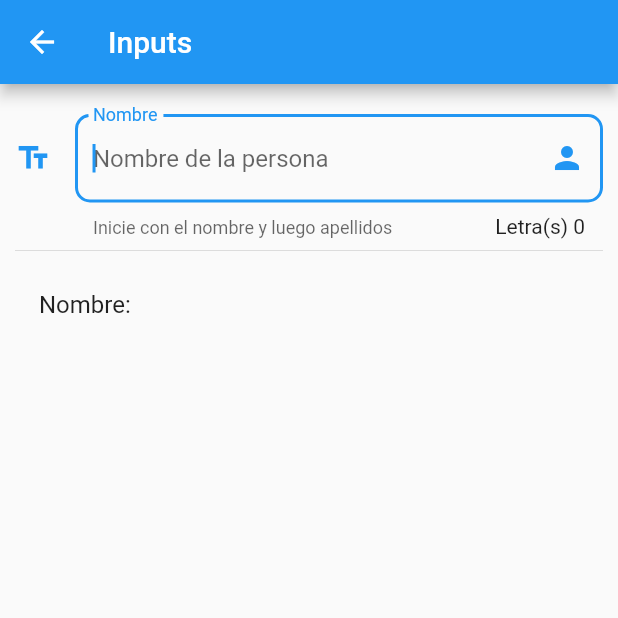
After one commit to ingscomarmr/flutter_practicas, a Flutter app: the InputPage screen opened by its route, on a phone screen of 412 x 824 dp, the top half of it. The commit adds this screen. Run offline on Flutter 3.47's test engine with Material 2 defaults, Android fonts, the phone set to English and light mode, and no system bars.

Commit message:
Agregar input decorado de ejemplo: TextField

```diff
--- a/data/menu_opts.json
+++ b/data/menu_opts.json
@@ -20,6 +20,11 @@
             "ruta" : "animatedContainer",
             "icon" : "donut_large",
             "texto": "Animated  Container"
+        },
+        {
+            "ruta" : "inputs",
+            "icon" : "input",
+            "texto": "Inputs"
         }
     ]
 }
--- /dev/null
+++ b/lib/src/pages/input_page.dart
@@ -0,0 +1,58 @@
+import 'package:flutter/material.dart';
+
+class InputPage extends StatefulWidget {
+  InputPage({Key key}) : super(key: key);
+
+  @override
+  _InputPageState createState() => _InputPageState();
+}
+
+class _InputPageState extends State<InputPage> {
+
+  String _nombre = "";
+
+  @override
+  Widget build(BuildContext context) {
+    return Scaffold(
+      appBar: AppBar(
+        title: Text('Inputs'),
+      ),
+      body: ListView(
+        padding: EdgeInsets.symmetric(horizontal: 10.0, vertical: 20.0),
+        children: <Widget>[
+          _crearInputs(),
+          Divider(),
+          _crearPersona(),
+        ],
+      ),
+    );
+  }
+
+  Widget _crearInputs() {
+    return  TextField(
+      autofocus: true, //para enfocar
+      decoration: InputDecoration(
+        border: OutlineInputBorder( //por defecto tiene el underline que solo es de linea, pero con este border encierra el unput
+          borderRadius: BorderRadius.circular(10.0)
+        ),
+        counter: Text('Letra(s) ${ _nombre.length }'),
+        hintText: 'Nombre de la persona', //es como un placeholder
+        labelText: 'Nombre', //titulo para que vea el usuario lo que va introducir
+        helperText: 'Inicie con el nombre y luego apellidos', //texto de ayuda para el usuario
+        suffixIcon: Icon(Icons.person), //icono que sale al final
+        icon: Icon(Icons.text_fields), //icono que sale al inicio del input
+      ),
+      onChanged: (valor){
+        setState(() {
+          _nombre = valor;
+        });
+      },
+    );
+  }
+
+  Widget _crearPersona() {
+    return ListTile(
+      title: Text('Nombre:$_nombre'),
+    );
+  }
+}
--- a/lib/src/routes/routes.dart
+++ b/lib/src/routes/routes.dart
@@ -1,10 +1,13 @@
 //poner las rutas aparte
+import 'package:flutter/material.dart';
+
 import 'package:componentes/src/pages/alert_page.dart';
 import 'package:componentes/src/pages/animated_page.dart';
 import 'package:componentes/src/pages/avatar_page.dart';
 import 'package:componentes/src/pages/card_page.dart';
 import 'package:componentes/src/pages/home_page.dart';
-import 'package:flutter/material.dart';
+import 'package:componentes/src/pages/input_page.dart';
+
 
 Map<String, WidgetBuilder> getAppRoutes(){
 
@@ -14,6 +17,7 @@ Map<String, WidgetBuilder> getAppRoutes(){
         'avatar'                : (BuildContext context) => AvatarPage(),
         'card'                  : (BuildContext context) => CardPage(),
         'animatedContainer'     : (BuildContext context) => AnimatedPage(),
+        'inputs'                : (BuildContext context) => InputPage(),
   };
 
   return routes;
--- a/lib/src/utils/icono_string_util.dart
+++ b/lib/src/utils/icono_string_util.dart
@@ -3,10 +3,11 @@
 import 'package:flutter/material.dart';
 
 final _icons = <String,IconData>{
-  'add_alert': Icons.add_alert,
-  'accessibility': Icons.accessibility,
-  'folder_open' : Icons.folder_open,
-  'donut_large' : Icons.donut_large,
+  'add_alert'     : Icons.add_alert,
+  'accessibility' : Icons.accessibility,
+  'folder_open'   : Icons.folder_open,
+  'donut_large'   : Icons.donut_large,
+  'input'         : Icons.input,
 };
 
 Icon getIcon(String nombreIcono){
```
